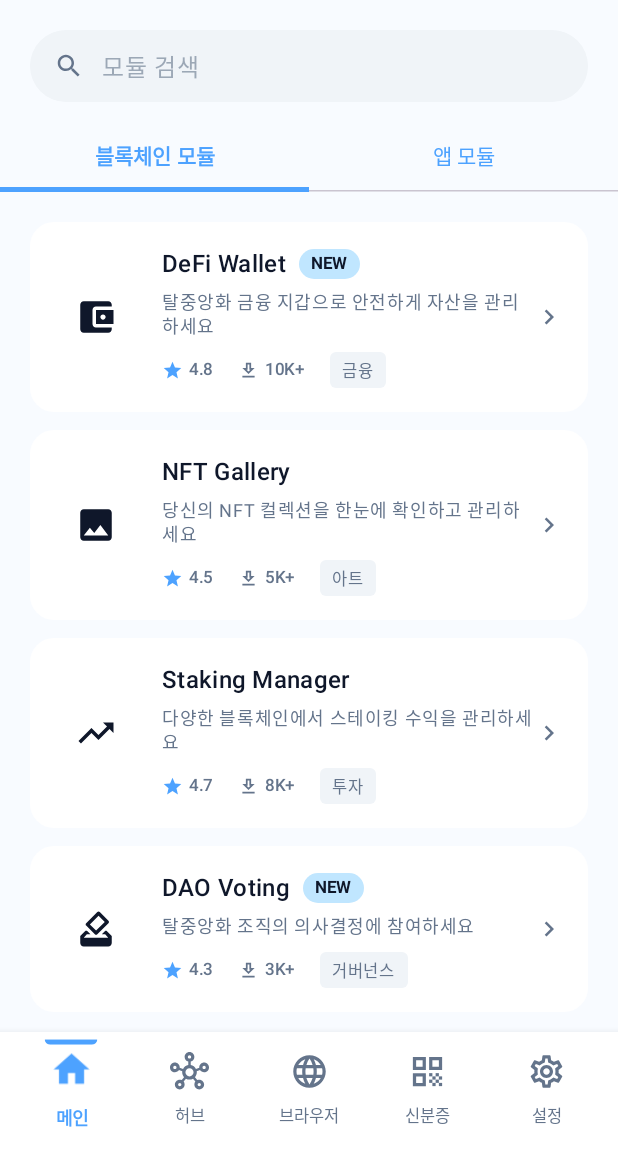
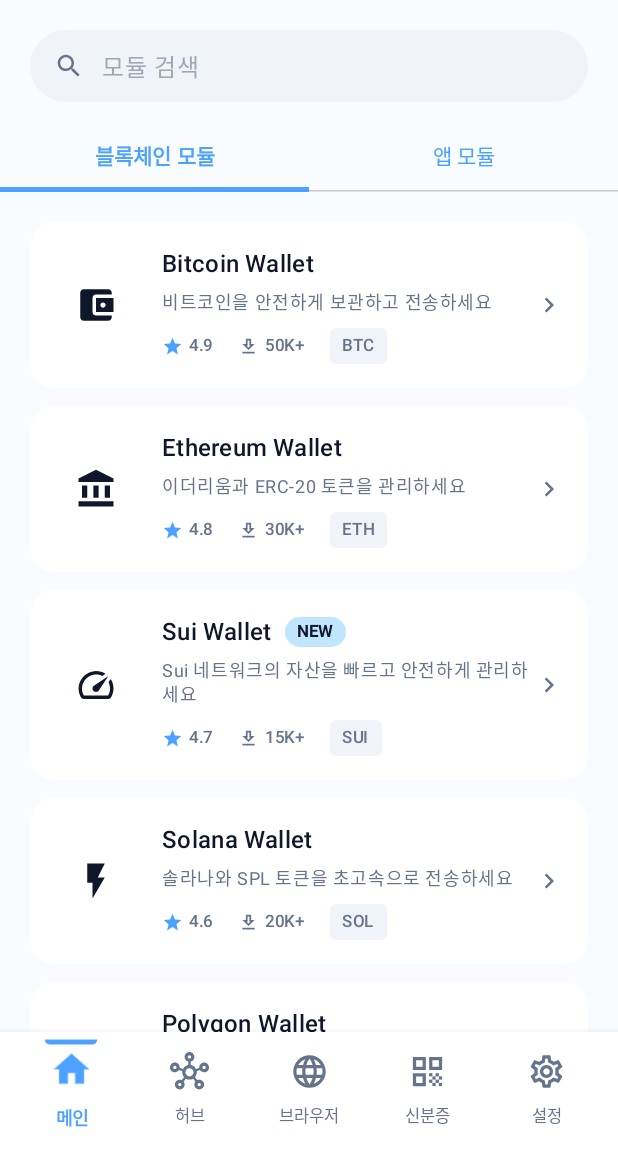
Before and after one commit to tyrannojung/anam-android, an Android app built with Jetpack Compose: the SimpleHubScreen screen opened through its navigation route, on a phone screen of 412 x 824 dp, the part 84-1236 px from its top. Run offline under Robolectric (Android 15) with nearby library versions, the phone set to English and light mode, and no system bars.

```diff
--- a/app/src/main/java/com/anam/wallet/ui/screens/hub/SimpleHubScreen.kt
+++ b/app/src/main/java/com/anam/wallet/ui/screens/hub/SimpleHubScreen.kt
@@ -14,6 +14,7 @@ import androidx.compose.foundation.text.BasicTextField
 import androidx.compose.foundation.text.KeyboardActions
 import androidx.compose.foundation.text.KeyboardOptions
 import androidx.compose.material.icons.Icons
+import androidx.compose.material.icons.automirrored.filled.Note
 import androidx.compose.material.icons.filled.*
 import androidx.compose.material.icons.outlined.*
 import androidx.compose.material3.*
@@ -55,41 +56,60 @@ fun SimpleHubScreen() {
         listOf(
             ModuleItem(
                 id = "1",
-                name = "DeFi Wallet",
-                description = "탈중앙화 금융 지갑으로 안전하게 자산을 관리하세요",
+                name = "Bitcoin Wallet",
+                description = "비트코인을 안전하게 보관하고 전송하세요",
                 icon = Icons.Filled.AccountBalanceWallet,
-                category = "금융",
-                isNew = true,
-                rating = 4.8f,
-                downloads = "10K+"
+                category = "BTC",
+                isNew = false,
+                rating = 4.9f,
+                downloads = "50K+"
             ),
             ModuleItem(
                 id = "2",
-                name = "NFT Gallery",
-                description = "당신의 NFT 컬렉션을 한눈에 확인하고 관리하세요",
-                icon = Icons.Filled.Image,
-                category = "아트",
-                rating = 4.5f,
-                downloads = "5K+"
+                name = "Ethereum Wallet",
+                description = "이더리움과 ERC-20 토큰을 관리하세요",
+                icon = Icons.Filled.AccountBalance,
+                category = "ETH",
+                rating = 4.8f,
+                downloads = "30K+"
             ),
             ModuleItem(
                 id = "3",
-                name = "Staking Manager",
-                description = "다양한 블록체인에서 스테이킹 수익을 관리하세요",
-                icon = Icons.Filled.TrendingUp,
-                category = "투자",
+                name = "Sui Wallet",
+                description = "Sui 네트워크의 자산을 빠르고 안전하게 관리하세요",
+                icon = Icons.Filled.Speed,
+                category = "SUI",
+                isNew = true,
                 rating = 4.7f,
-                downloads = "8K+"
+                downloads = "15K+"
             ),
             ModuleItem(
                 id = "4",
-                name = "DAO Voting",
-                description = "탈중앙화 조직의 의사결정에 참여하세요",
-                icon = Icons.Filled.HowToVote,
-                category = "거버넌스",
+                name = "Solana Wallet",
+                description = "솔라나와 SPL 토큰을 초고속으로 전송하세요",
+                icon = Icons.Filled.FlashOn,
+                category = "SOL",
+                rating = 4.6f,
+                downloads = "20K+"
+            ),
+            ModuleItem(
+                id = "5",
+                name = "Polygon Wallet",
+                description = "폴리곤 네트워크에서 저렴한 수수료로 거래하세요",
+                icon = Icons.Filled.Hexagon,
+                category = "MATIC",
+                rating = 4.5f,
+                downloads = "12K+"
+            ),
+            ModuleItem(
+                id = "6",
+                name = "Arbitrum Wallet",
+                description = "아비트럼 L2에서 빠르고 저렴하게 이더리움을 사용하세요",
+                icon = Icons.Filled.Layers,
+                category = "ARB",
                 isNew = true,
-                rating = 4.3f,
-                downloads = "3K+"
+                rating = 4.4f,
+                downloads = "8K+"
             )
         )
     }
@@ -118,7 +138,7 @@ fun SimpleHubScreen() {
                 id = "7",
                 name = "Notes",
                 description = "암호화된 메모로 중요한 정보를 안전하게 기록하세요",
-                icon = Icons.Filled.Note,
+                icon = Icons.AutoMirrored.Filled.Note,
                 category = "생산성",
                 isNew = true,
                 rating = 4.4f,
--- a/app/src/main/java/com/anam/wallet/ui/screens/main/MainScreen.kt
+++ b/app/src/main/java/com/anam/wallet/ui/screens/main/MainScreen.kt
@@ -197,7 +197,7 @@ private fun InstallStep(
 ) {
     Row(
         modifier = Modifier.fillMaxWidth(),
-        verticalAlignment = Alignment.Top
+        verticalAlignment = Alignment.CenterVertically
     ) {
         // 번호 서클
         Box(
@@ -220,7 +220,9 @@ private fun InstallStep(
 
         // 아이콘과 텍스트
         Row(
-            modifier = Modifier.weight(1f),
+            modifier = Modifier
+                .weight(1f)
+                .align(Alignment.CenterVertically),
             verticalAlignment = Alignment.CenterVertically
         ) {
             Icon(
```
